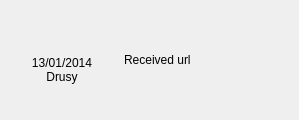
filesdnd/filesdnd-qt, file src/common/view/configpanel/historyelementview.ui: the form before one commit.
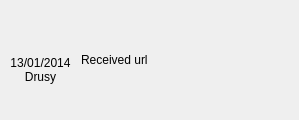
The form after the commit. The open tabs and pages were chosen to show the change. Icons and pictures are not drawn.

The edit to the form file:
```diff
--- a/src/common/view/configpanel/historyelementview.ui
+++ b/src/common/view/configpanel/historyelementview.ui
@@ -717,7 +717,7 @@
                 <enum>Qt::Horizontal</enum>
                </property>
                <property name="sizeType">
-                <enum>QSizePolicy::MinimumExpanding</enum>
+                <enum>QSizePolicy::Preferred</enum>
                </property>
                <property name="sizeHint" stdset="0">
                 <size>
@@ -758,7 +758,7 @@
                 <enum>Qt::Horizontal</enum>
                </property>
                <property name="sizeType">
-                <enum>QSizePolicy::MinimumExpanding</enum>
+                <enum>QSizePolicy::Preferred</enum>
                </property>
                <property name="sizeHint" stdset="0">
                 <size>
```
Left out of the diff: 6 changed lines with no effect on the pictures.
